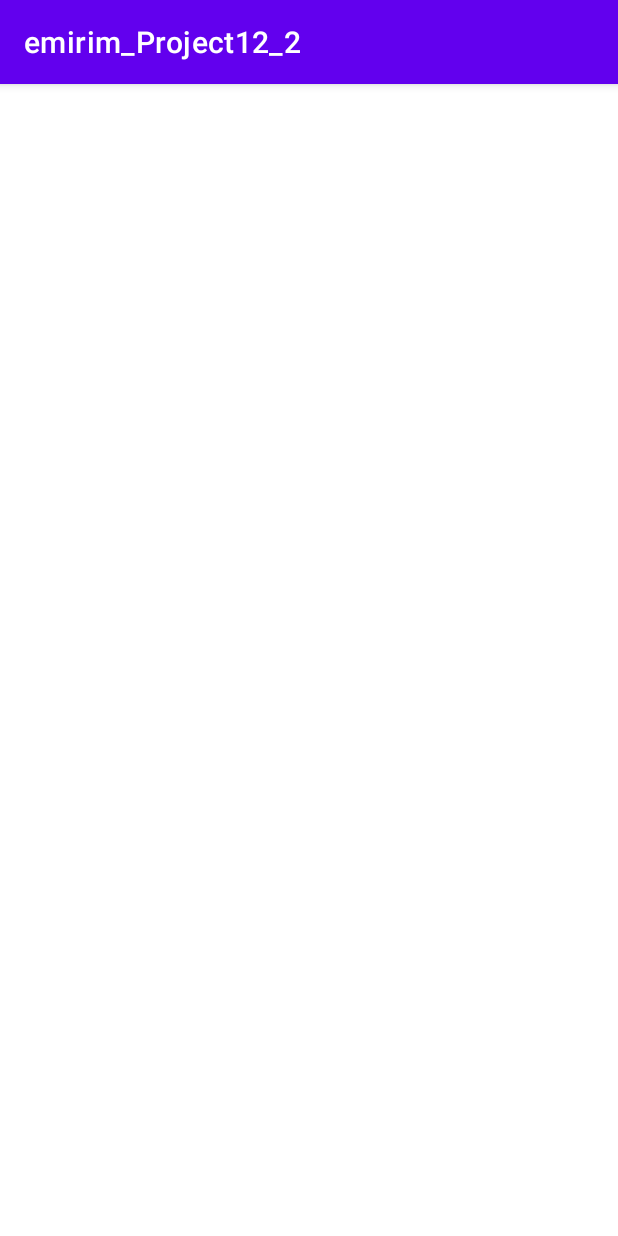
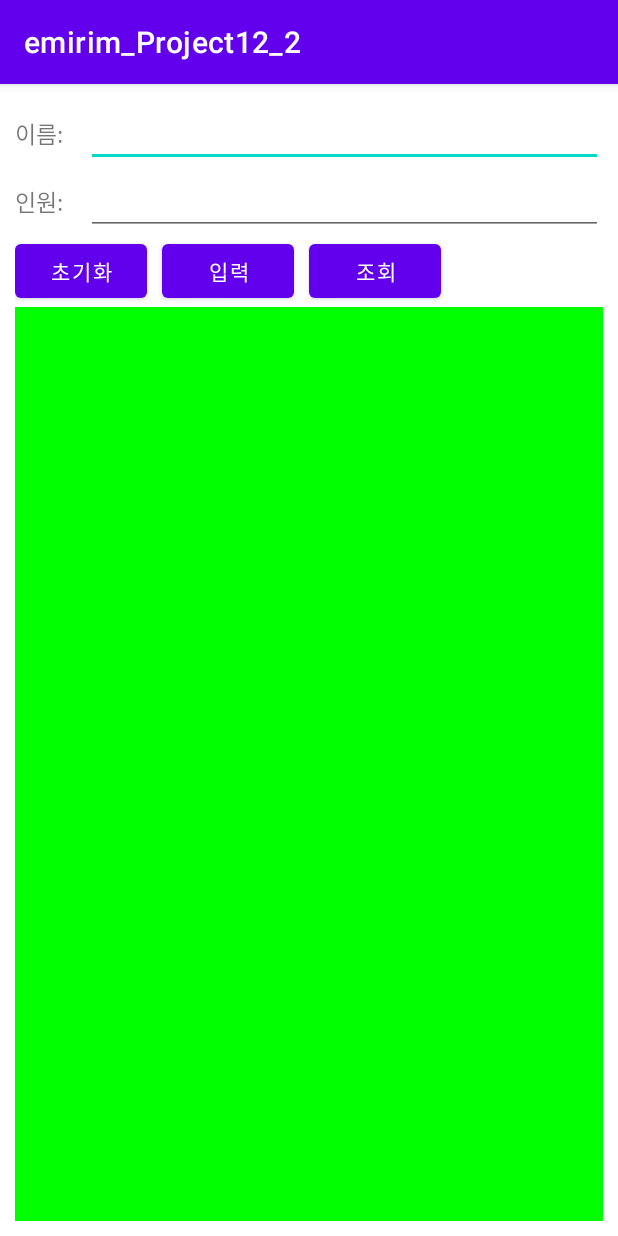
Before and after one commit to kjminn/emirim_Project12_2, an Android app: the screen it shows after launch (MainActivity), on a phone screen of 412 x 824 dp. Run offline under Robolectric (Android 15) with nearby library versions, the phone set to English and light mode, and no system bars.

Commit message:
edit activity_main.xml commit

```diff
--- a/app/src/main/res/layout/activity_main.xml
+++ b/app/src/main/res/layout/activity_main.xml
@@ -4,16 +4,75 @@
     xmlns:tools="http://schemas.android.com/tools"
     android:layout_width="match_parent"
     android:layout_height="match_parent"
+    android:padding="10dp"
     android:orientation="vertical"
     tools:context=".MainActivity">
 
-    <LinearLayoutw
+    <LinearLayout
         android:orientation="horizontal"
         android:layout_width="match_parent"
         android:layout_height="wrap_content">
         <TextView
             android:layout_width="wrap_content"
+            android:layout_height="wrap_content"
+            android:text="@string/name"
+            android:textSize="15sp"
+            android:layout_marginRight="15dp"
+            />
+        <EditText
+            android:id="@+id/edit_name"
+            android:layout_width="match_parent"
             android:layout_height="wrap_content"/>
-    </LinearLayoutw>
 
+    </LinearLayout>
+    <LinearLayout
+        android:orientation="horizontal"
+        android:layout_width="match_parent"
+        android:layout_height="wrap_content">
+        <TextView
+            android:layout_width="wrap_content"
+            android:layout_height="wrap_content"
+            android:text="@string/count"
+            android:textSize="15sp"
+            android:layout_marginRight="15dp"
+            />
+        <EditText
+            android:id="@+id/edit_count"
+            android:inputType="number"
+            android:layout_width="match_parent"
+            android:layout_height="wrap_content"/>
+
+    </LinearLayout>
+    <LinearLayout
+        android:orientation="horizontal"
+        android:layout_width="match_parent"
+        android:layout_height="wrap_content">
+        <Button
+            android:id="@+id/btn_init"
+            android:layout_width="wrap_content"
+            android:layout_height="wrap_content"
+            android:layout_marginRight="10dp"
+            android:text="@string/btn_init"/>
+        <Button
+            android:id="@+id/btn_input"
+            android:layout_width="wrap_content"
+            android:layout_height="wrap_content"
+            android:layout_marginRight="10dp"
+            android:text="@string/btn_input"/>
+        <Button
+            android:id="@+id/btn_search"
+            android:layout_width="wrap_content"
+            android:layout_height="wrap_content"
+            android:text="@string/btn_search"/>
+    </LinearLayout>
+    <LinearLayout
+        android:orientation="horizontal"
+        android:layout_width="match_parent"
+        android:layout_height="match_parent">
+        <EditText
+            android:id="@+id/edit_result"
+            android:background="#00ff00"
+            android:layout_width="match_parent"
+            android:layout_height="match_parent"/>
+    </LinearLayout>
 </LinearLayout>
--- a/app/src/main/res/values/strings.xml
+++ b/app/src/main/res/values/strings.xml
@@ -1,6 +1,8 @@
 <resources>
     <string name="app_name">emirim_Project12_2</string>
-    <string name="name">이름</string>
-    <string name="count">인원</string>
+    <string name="name">이름: </string>
+    <string name="count">인원: </string>
     <string name="btn_init">초기화</string>
+    <string name="btn_input">입력</string>
+    <string name="btn_search">조회</string>
 </resources>
```
